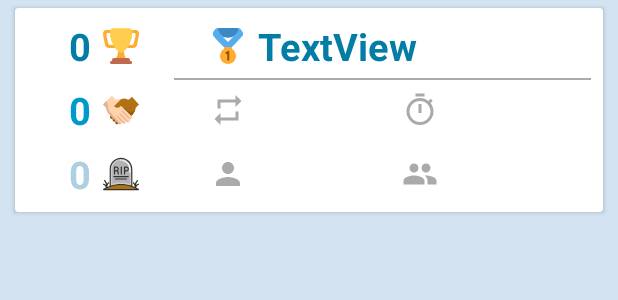
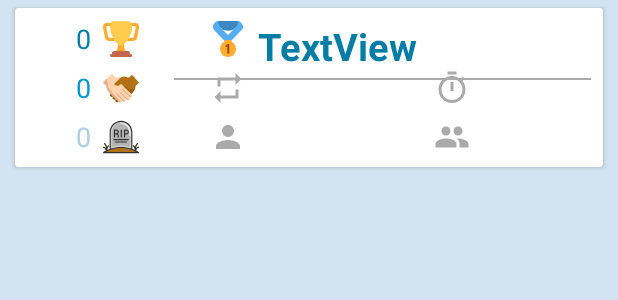
Before and after one commit to Lukas-Justen/4-Gewinnt-Spezial, an Android app: the layout recycler_item.xml on its own in the app's theme, with its tools: preview values and no code run, on a phone screen of 412 x 824 dp. Shown: the top 300 px of the screen. Run offline under Robolectric (Android 15) with nearby library versions, the phone set to English and light mode, and no system bars.

```diff
--- a/app/src/main/res/layout/recycler_item.xml
+++ b/app/src/main/res/layout/recycler_item.xml
@@ -27,8 +27,7 @@
             android:gravity="center_vertical|end"
             android:text="0"
             android:textColor="@color/colorPrimaryDark"
-            android:textSize="@dimen/textView_highscoreName"
-            android:textStyle="bold"
+            android:textSize="@dimen/textView_highscoreNumbers"
             card_view:layout_constraintHorizontal_bias="1.0"
             card_view:layout_constraintLeft_toLeftOf="parent"
             card_view:layout_constraintRight_toLeftOf="@+id/guideline_0"
@@ -44,8 +43,7 @@
             android:gravity="center_vertical|end"
             android:text="0"
             android:textColor="@color/colorPrimary"
-            android:textSize="@dimen/textView_highscoreName"
-            android:textStyle="bold"
+            android:textSize="@dimen/textView_highscoreNumbers"
             card_view:layout_constraintHorizontal_bias="1.0"
             card_view:layout_constraintLeft_toLeftOf="parent"
             card_view:layout_constraintRight_toLeftOf="@+id/guideline_0"
@@ -62,8 +60,7 @@
             android:gravity="center_vertical|end"
             android:text="0"
             android:textColor="@color/colorPrimaryTransparent"
-            android:textSize="@dimen/textView_highscoreName"
-            android:textStyle="bold"
+            android:textSize="@dimen/textView_highscoreNumbers"
             card_view:layout_constraintBottom_toBottomOf="parent"
             card_view:layout_constraintHorizontal_bias="1.0"
             card_view:layout_constraintLeft_toLeftOf="parent"
@@ -206,6 +203,7 @@
             android:layout_marginTop="0dp"
             android:gravity="center_vertical|start"
             android:maxEms="4"
+            android:textSize="@dimen/textView_highscoreNumbers"
             android:minEms="4"
             android:textColor="@android:color/darker_gray"
             card_view:layout_constraintBottom_toBottomOf="@+id/imageView_rounds"
@@ -219,6 +217,7 @@
             android:layout_marginBottom="0dp"
             android:layout_marginLeft="8dp"
             android:layout_marginTop="0dp"
+            android:textSize="@dimen/textView_highscoreNumbers"
             android:gravity="center_vertical|start"
             android:maxEms="4"
             android:minEms="4"
@@ -235,6 +234,7 @@
             android:layout_marginLeft="8dp"
             android:layout_marginRight="8dp"
             android:layout_marginTop="0dp"
+            android:textSize="@dimen/textView_highscoreNumbers"
             android:textColor="@android:color/darker_gray"
             card_view:layout_constraintBottom_toBottomOf="@+id/imageView_time"
             card_view:layout_constraintHorizontal_bias="0.0"
@@ -277,6 +277,7 @@
             android:layout_marginLeft="8dp"
             android:layout_marginRight="8dp"
             android:layout_marginTop="0dp"
+            android:textSize="@dimen/textView_highscoreNumbers"
             android:textColor="@android:color/darker_gray"
             card_view:layout_constraintBottom_toBottomOf="@+id/imageView_games"
             card_view:layout_constraintLeft_toRightOf="@+id/imageView_games"
--- a/app/src/main/res/values/dimens.xml
+++ b/app/src/main/res/values/dimens.xml
@@ -8,6 +8,7 @@
     <dimen name="button_startActivityText">25sp</dimen>
     <dimen name="textView_statusBar">22sp</dimen>
     <dimen name="textView_highscoreName">25sp</dimen>
+    <dimen name="textView_highscoreNumbers">18sp</dimen>
 
     <!--Paddings-->
     <dimen name="button_startActivityPadding_leftright">32sp</dimen>
```
